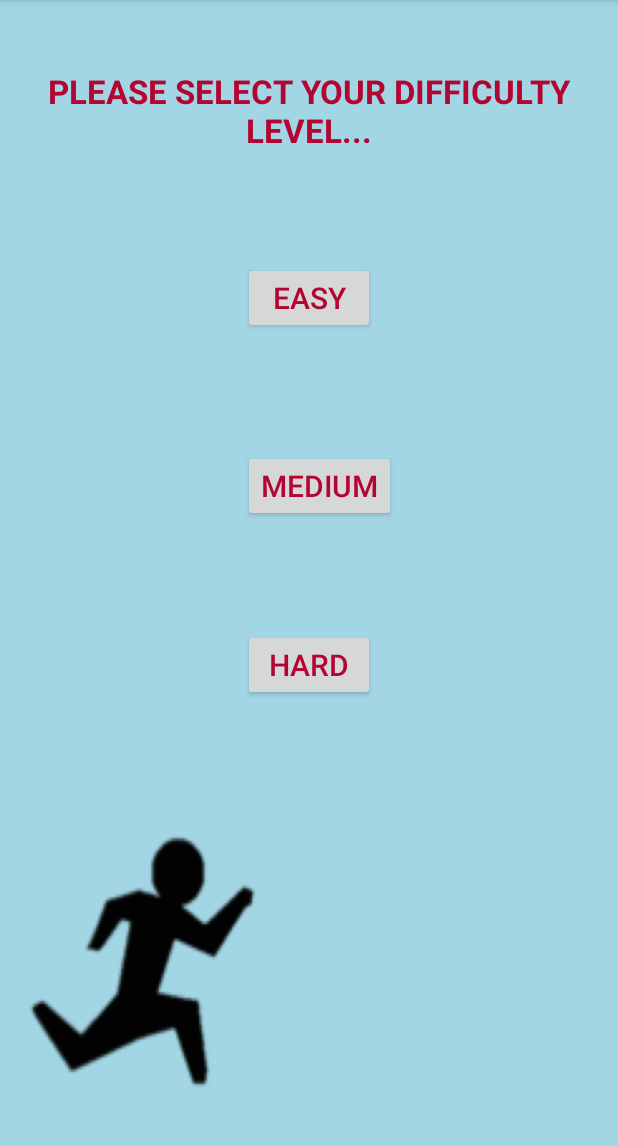
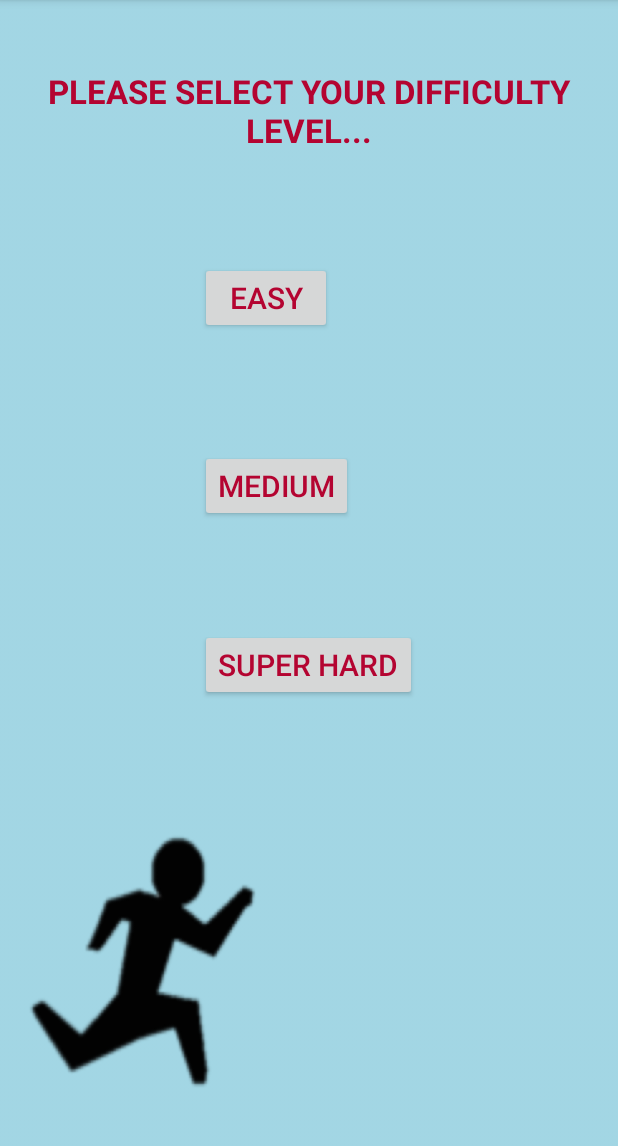
Before and after one commit to colettemerrill/GhostHunterColette, an Android app: the MainActivity screen opened directly, with no data from a screen before it, on a phone screen of 412 x 824 dp, the part 84-1230 px from its top. Run offline under Robolectric (Android 15) with nearby library versions, the phone set to English and light mode, and no system bars.

Commit message:
Super Hard
Changed Hard to Super Hard

```diff
--- a/app/src/main/res/layout/activity_main.xml
+++ b/app/src/main/res/layout/activity_main.xml
@@ -45,7 +45,7 @@
     <Button
         android:layout_width="wrap_content"
         android:layout_height="wrap_content"
-        android:text="Hard"
+        android:text="Super Hard"
          android:textSize="20dp"
         android:gravity="center"
         android:textColor="#B40431"
```
